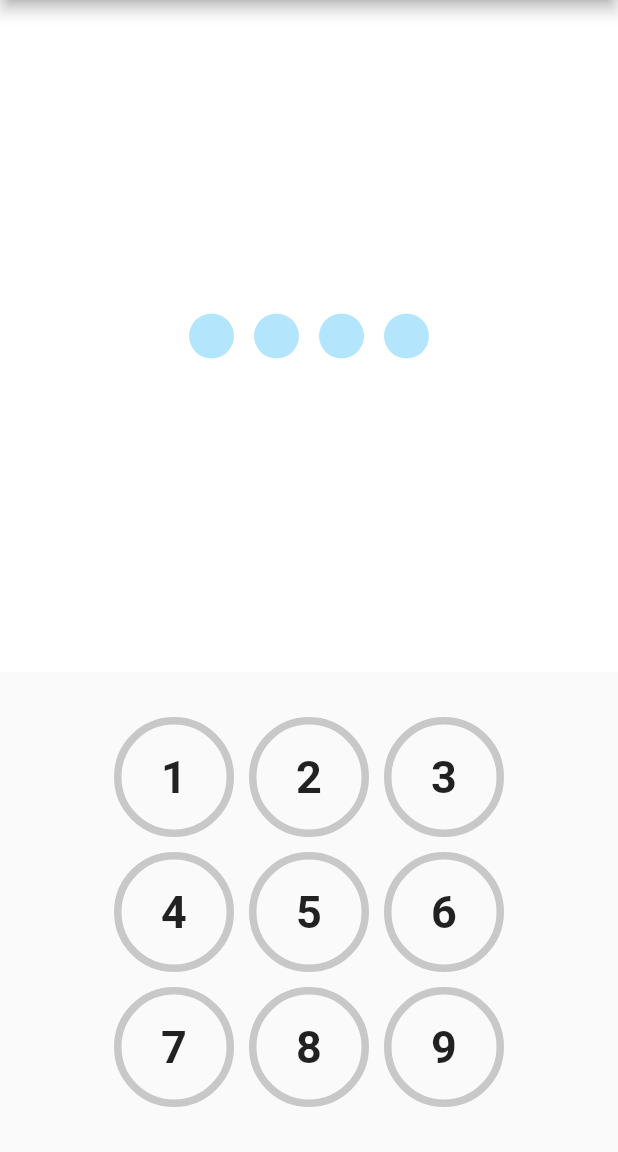
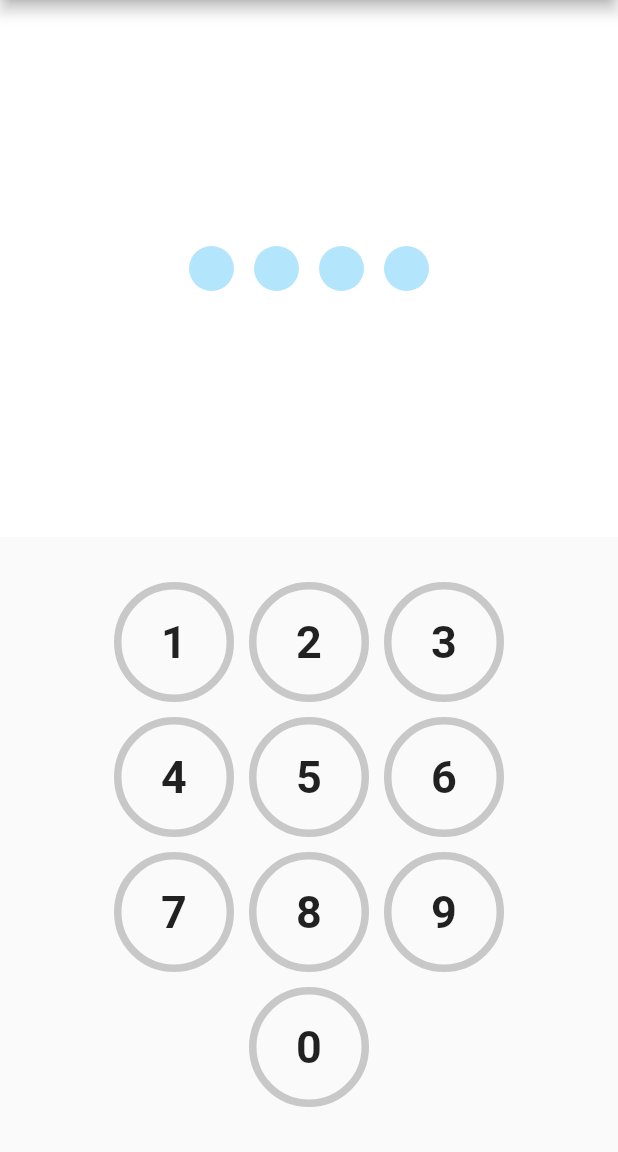
Before and after one commit to 3bugs/flutter-grep-restaurant, a Flutter app: the screen it shows after launch, on a phone screen of 412 x 824 dp, the part 84-1236 px from its top. Run offline on Flutter 3.47's test engine with Material 2 defaults, Android fonts, the phone set to English and light mode, and no system bars; our stand-ins replace fluttertoast, google_fonts; Roboto replaces fonts that are missing (Prompt).

Commit message:
add button '0'

```diff
--- a/lib/pages/home_page.dart
+++ b/lib/pages/home_page.dart
@@ -140,6 +140,19 @@ class _HomePageState extends State<HomePage> {
                       )
                   ],
                 ),
+                SizedBox(
+                  height: 10.0,
+                ),
+                Row(
+                  mainAxisAlignment: MainAxisAlignment.center,
+                  children: <Widget>[
+                    MyButton(
+                      number: 0,
+                      withMargin: false,
+                      onClick: _handleClickButton,
+                    )
+                  ],
+                ),
               ],
             ),
           ),
```
